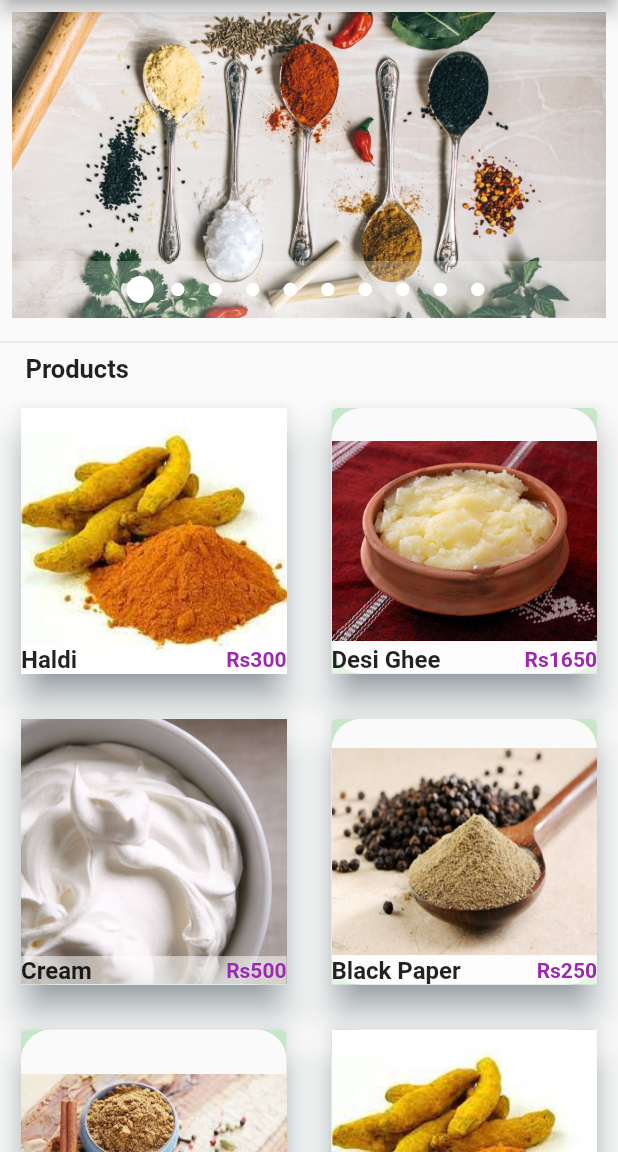
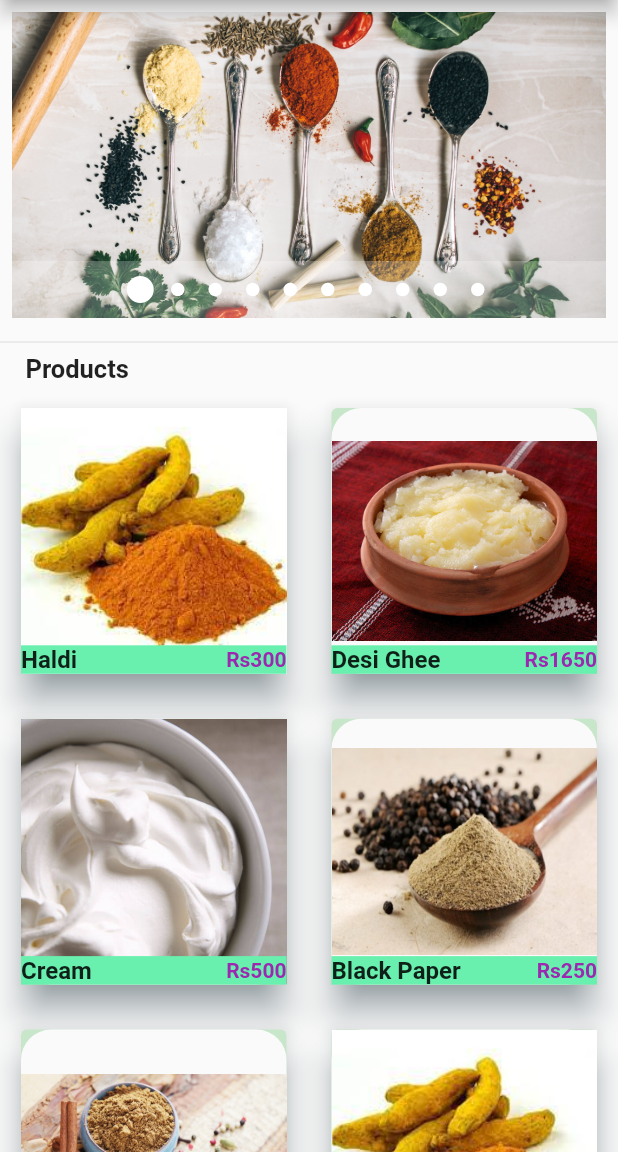
Before and after one commit to AwaisSafdar9111/Masala_Mandi, a Flutter app: the HomePage screen opened directly, on a phone screen of 412 x 824 dp, the part 84-1236 px from its top. Run offline on Flutter 3.47's test engine with Material 2 defaults, Android fonts, the light colour scheme and no system bars; drawn by our look-alikes of carousel_pro; our stand-ins replace firebase_auth, firebase_core, flutter_svg; accounts and stored records are empty.

Commit message:
ui updation

```diff
--- a/lib/categories/products.dart
+++ b/lib/categories/products.dart
@@ -162,7 +162,7 @@ class Single_pro extends StatelessWidget {
                 ))),
             child: GridTile(
               footer: Container(
-                color: Colors.white54,
+                color: Colors.greenAccent,
                 child: new Row(
                   children: <Widget>[
                     Expanded(child: Text(prod_name, style: TextStyle(fontWeight: FontWeight.bold,fontSize: 16.0),),
--- a/lib/categories/screen_categories_details.dart
+++ b/lib/categories/screen_categories_details.dart
@@ -79,7 +79,7 @@ class Single_pro extends StatelessWidget {
                 ))),
             child: GridTile(
               footer: Container(
-                color: Colors.white54,
+                color: Colors.greenAccent,
                 child: new Row(
                   children: <Widget>[
                     Expanded(child: Text(prod_name, style: TextStyle(fontWeight: FontWeight.bold,fontSize: 16.0),),
--- a/lib/screens/home.dart
+++ b/lib/screens/home.dart
@@ -3,7 +3,7 @@ import 'package:spice_bazaar/screens/profile.dart';
 import 'package:spice_bazaar/screens/settings.dart';
 
 
-import '../categories/horizontal_listview.dart';
+import '../categories/categories_bnb_page.dart';
 import '../pages/chat_page.dart';
 import 'chat.dart';
 import 'index.dart';
--- a/lib/screens/index.dart
+++ b/lib/screens/index.dart
@@ -23,7 +23,7 @@ class _HomePageState extends State<HomePage> {
         boxFit: BoxFit.cover,
         images: const [
           AssetImage('images/Spice mix.jpg'),
-          AssetImage('images/Haldi.jpg'),
+          AssetImage('images/haldi.jpg'),
           AssetImage('images/Coriander Powder(Dhania).jpg'),
           AssetImage('images/Cream.jpg'),
           AssetImage('images/black pepper.jpg'),
```
Also changed, not shown: lib/categories/categories_bnb_page.dart (renamed from lib/categories/horizontal_listview.dart).
